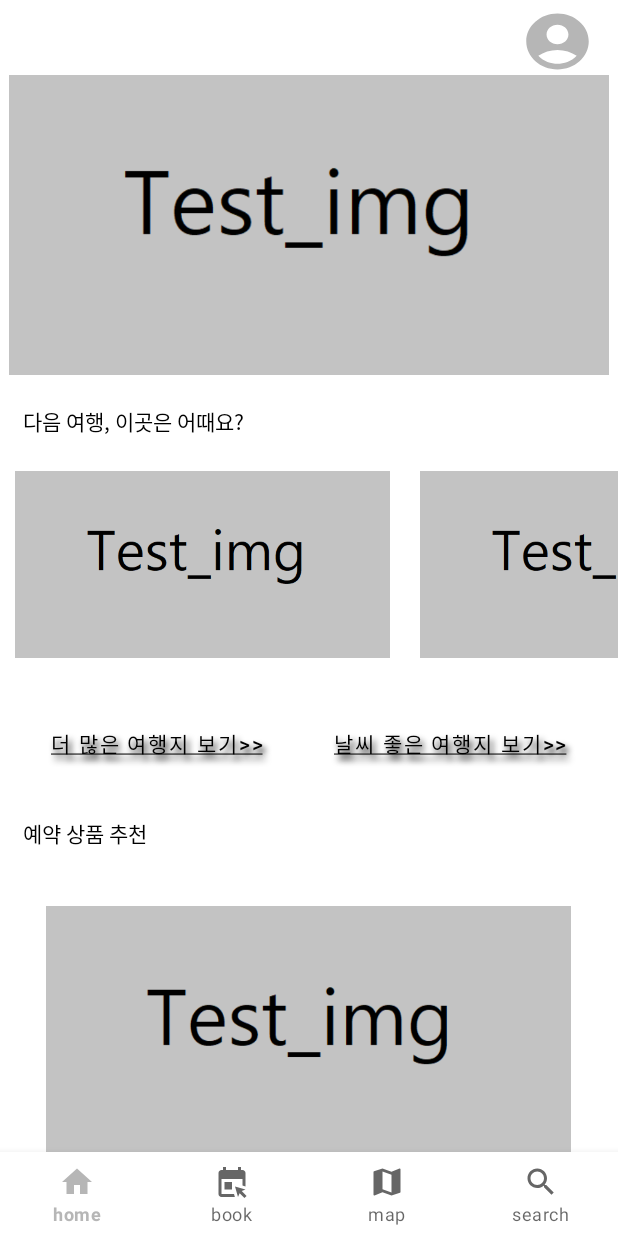
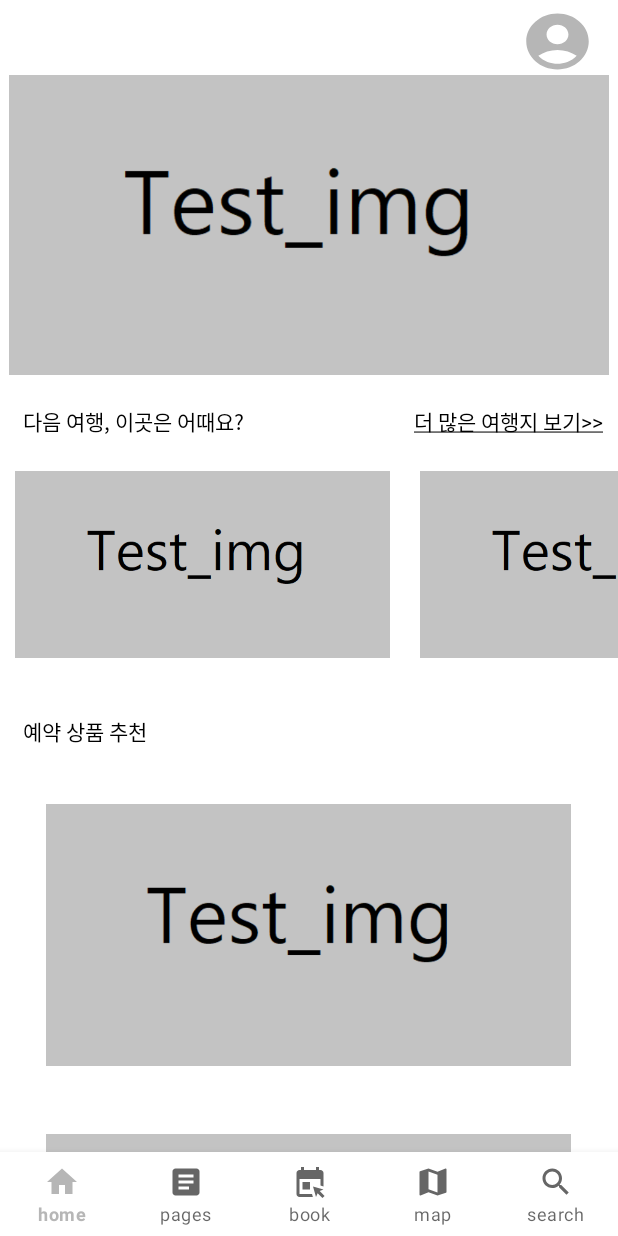
Before and after one commit to jSY49/Anywhere1, an Android app: the screen it shows after launch (MainActivity), on a phone screen of 412 x 824 dp. Run offline under Robolectric (Android 15) with nearby library versions, the phone set to English and light mode, and no system bars; our stand-ins replace Firebase (no records; nobody signed in at launch, a user with empty details on screens opened directly).

Commit message:
홈화면에 있는 더 많은 여행지 보기 다른 pagefragment생성해서 이동

```diff
--- a/app/src/main/java/com/example/whereever/MainActivity.kt
+++ b/app/src/main/java/com/example/whereever/MainActivity.kt
@@ -31,6 +31,9 @@ class MainActivity : AppCompatActivity() {
                 when (item.itemId) {
                     R.id.nav1 -> {
                         MainFragment()
+                    }
+                    R.id.nav1_2 -> {
+                        PagesFragment()
                     }
                     R.id.nav2 -> {
                         BookFragment()
--- a/app/src/main/java/com/example/whereever/fragment/MainFragment.kt
+++ b/app/src/main/java/com/example/whereever/fragment/MainFragment.kt
@@ -7,6 +7,8 @@ import android.view.LayoutInflater
 import android.view.View
 import android.view.ViewGroup
 import android.widget.Button
+import android.widget.TextView
+import com.example.whereever.R
 import com.example.whereever.arealist
 import com.example.whereever.listOfareatrip
 import com.example.whereever.wheatherIsClean
@@ -40,20 +42,9 @@ class MainFragment : Fragment() {
     ): View? {
 
         val view = inflater.inflate(com.example.whereever.R.layout.fragment_main, container, false)
-        val homegowhtrButton = view.findViewById<Button>(com.example.whereever.R.id.homegowhtr)
-        val homegomrButton = view.findViewById<Button>(com.example.whereever.R.id.homegoMore)
+        val homegomrTv = view.findViewById<TextView>(com.example.whereever.R.id.txt_HomeGomore)
 
-
-        homegowhtrButton?.setOnClickListener(object :View.OnClickListener {
-            override fun onClick(v: View?) {
-
-                val intent = Intent(getActivity(), wheatherIsClean::class.java)
-                startActivity(intent)
-
-            }
-        })
-
-        homegomrButton?.setOnClickListener(object :View.OnClickListener {
+        homegomrTv?.setOnClickListener(object :View.OnClickListener {
             override fun onClick(v: View?) {
 
                 val intent = Intent(getActivity(), listOfareatrip::class.java)
--- /dev/null
+++ b/app/src/main/res/drawable/ic_baseline_article_24.xml
@@ -0,0 +1,5 @@
+<vector android:autoMirrored="true" android:height="24dp"
+    android:tint="#636363" android:viewportHeight="24"
+    android:viewportWidth="24" android:width="24dp" xmlns:android="http://schemas.android.com/apk/res/android">
+    <path android:fillColor="@android:color/white" android:pathData="M19,3L5,3c-1.1,0 -2,0.9 -2,2v14c0,1.1 0.9,2 2,2h14c1.1,0 2,-0.9 2,-2L21,5c0,-1.1 -0.9,-2 -2,-2zM14,17L7,17v-2h7v2zM17,13L7,13v-2h10v2zM17,9L7,9L7,7h10v2z"/>
+</vector>
--- a/app/src/main/res/layout/fragment_main.xml
+++ b/app/src/main/res/layout/fragment_main.xml
@@ -16,14 +16,49 @@
             android:layout_width="match_parent"
             android:layout_height="200dp"
             android:src="@drawable/test_img"/>
+        <RelativeLayout
+            android:layout_width="match_parent"
+            android:layout_height="wrap_content">
 
-        <TextView
-            android:layout_width="wrap_content"
-            android:layout_height="wrap_content"
-            android:text="@string/WhereIsNext"
-            android:layout_marginTop="20dp"
-            android:layout_marginLeft="15dp"
-            android:textColor="@color/black"/>
+            <TextView
+                android:id="@+id/txt_wherIsnext"
+                android:layout_width="wrap_content"
+                android:layout_height="wrap_content"
+                android:layout_marginLeft="15dp"
+                android:layout_marginTop="20dp"
+                android:text="@string/WhereIsNext"
+                android:textColor="@color/black" />
+
+            <TextView
+                android:id="@+id/txt_HomeGomore"
+                android:layout_width="wrap_content"
+                android:layout_height="wrap_content"
+                android:layout_marginRight="10dp"
+                android:layout_marginTop="20dp"
+                android:text="@string/GoMoreTrip"
+                android:textColor="@color/black"
+                android:layout_alignParentRight="true"/>
+
+
+
+<!--            <Button-->
+<!--                android:id="@+id/homegoMore"-->
+<!--                android:layout_width="wrap_content"-->
+<!--                android:layout_height="wrap_content"-->
+<!--                android:layout_toRightOf="@+id/txt_wherIsnext"-->
+<!--                android:layout_marginLeft="40dp"-->
+<!--                android:background="#00ff0000"-->
+<!--                android:shadowColor="#0f0f0f"-->
+<!--                android:shadowDx="1.0"-->
+<!--                android:shadowDy="2.0"-->
+<!--                android:shadowRadius="2.0"-->
+<!--                android:text="@string/GoMoreTrip"-->
+<!--                android:textAllCaps="false"-->
+<!--                android:textColor="#000000" />-->
+
+
+
+        </RelativeLayout>
 
         <HorizontalScrollView
             android:layout_width="match_parent"
@@ -36,7 +71,10 @@
                     android:id="@+id/hometripimg1"
                     android:layout_width="250dp"
                     android:layout_height="150dp"
-                    android:layout_margin="10dp"
+                    android:layout_marginStart="10dp"
+                    android:layout_marginTop="10dp"
+                    android:layout_marginEnd="10dp"
+                    android:layout_marginBottom="10dp"
                     android:src="@drawable/test_img" />
 
                 <ImageView
@@ -65,46 +103,7 @@
             </RelativeLayout>
         </HorizontalScrollView>
 
-        <TableLayout
-            android:layout_width="match_parent"
-            android:layout_height="match_parent"
-            android:stretchColumns="*"
-            android:layout_margin="10dp">
 
-            <TableRow>
-
-                <Button
-                    android:layout_width="match_parent"
-                    android:layout_height="wrap_content"
-                    android:text="@string/GoMoreTrip"
-                    android:textColor="#000000"
-                    android:id="@+id/homegoMore"
-                    android:textAllCaps="false"
-                    android:background="#00ff0000"
-                    android:shadowColor ="#0f0f0f"
-                    android:shadowRadius="5.0"
-                    android:shadowDx="3.0"
-                    android:shadowDy="5.0"
-                    />
-
-                <Button
-                    android:layout_width="match_parent"
-                    android:layout_height="wrap_content"
-                    android:text="@string/GowhetherIsGood"
-                    android:textColor="#000000"
-                    android:id="@+id/homegowhtr"
-                    android:textAllCaps="false"
-                    android:background="#00ff0000"
-                    android:shadowColor ="#0f0f0f"
-                    android:shadowRadius="5.0"
-                    android:shadowDx="3.0"
-                    android:shadowDy="5.0"
-                    />
-
-            </TableRow>
-
-
-        </TableLayout>
 
         <TextView
             android:layout_margin="15dp"
@@ -117,14 +116,17 @@
         <RelativeLayout
             android:layout_width="match_parent"
             android:layout_height="wrap_content">
+
             <ImageView
                 android:id="@+id/homesellimg1"
                 android:layout_width="350dp"
                 android:layout_height="200dp"
-                android:src="@drawable/test_img"
-                android:layout_margin="10dp"
                 android:layout_centerHorizontal="true"
-                />
+                android:layout_marginStart="10dp"
+                android:layout_marginTop="10dp"
+                android:layout_marginEnd="10dp"
+                android:layout_marginBottom="10dp"
+                android:src="@drawable/test_img" />
 
             <ImageView
                 android:id="@+id/homesellimg2"
--- a/app/src/main/res/menu/navigationmenu.xml
+++ b/app/src/main/res/menu/navigationmenu.xml
@@ -7,6 +7,13 @@
         android:enabled="true"
         android:icon="@drawable/ic_baseline_home_24"
         android:title="home"
+        />
+    <item
+        android:id="@+id/nav1_2"
+        app:showAsAction="ifRoom"
+        android:enabled="true"
+        android:icon="@drawable/ic_baseline_article_24"
+        android:title="pages"
         />
     <item
         android:id="@+id/nav2"
--- a/app/src/main/res/values-night/themes.xml
+++ b/app/src/main/res/values-night/themes.xml
@@ -8,7 +8,7 @@
         <!-- Secondary brand color. -->
         <item name="colorSecondary">@color/teal_200</item>
         <item name="colorSecondaryVariant">@color/teal_200</item>
-        <item name="colorOnSecondary">@color/black</item>
+        <item name="colorOnSecondary">@color/white</item>
         <!-- Status bar color. -->
         <!--<item name="android:statusBarColor" tools:targetApi="l">?attr/colorPrimaryVariant</item>  기본-->
         <item name="android:statusBarColor" tools:targetApi="l">@color/gray</item>
--- a/app/src/main/res/values/strings.xml
+++ b/app/src/main/res/values/strings.xml
@@ -6,13 +6,12 @@
     <string name="howisthisitem">예약 상품 추천</string>
     <string name="emailsingIn"><u>아직 이메일 계정이 없으신가요?</u></string>
     <string name="GoMoreTrip"><u>더 많은 여행지 보기>></u></string>
-    <string name="GowhetherIsGood"><u>날씨 좋은 여행지 보기>></u></string>
+    <string name="GoAreaList">지역별 여행지 보기</string>
+    <string name="GowhetherIsGood">날씨 좋은 여행지 보기</string>
     <string name="whetherIsGood">날씨/미세먼지 좋은 여행지</string>
     <string name="AreaTrip">지역별 여행지</string>
     <string name="emailsignIn">이메일로 로그인 하기</string>
     <string name="search">검색</string>
 
 
-
-
 </resources>
```
Also changed, not shown: app/src/main/java/com/example/whereever/TourApi_.java (+14 -83 lines), app/src/main/java/com/example/whereever/fragment/PagesFragment.kt (added, +88 -0 lines), app/src/main/java/com/example/whereever/listOfareatrip.java (+9 -10 lines), app/src/main/res/layout/fragment_pages.xml (added, +28 -0 lines).
